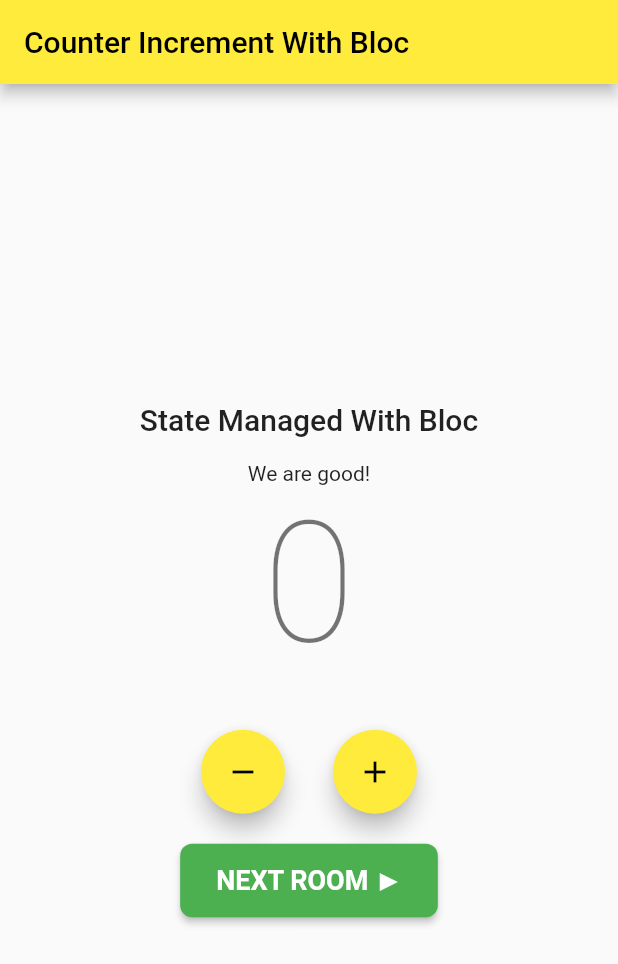
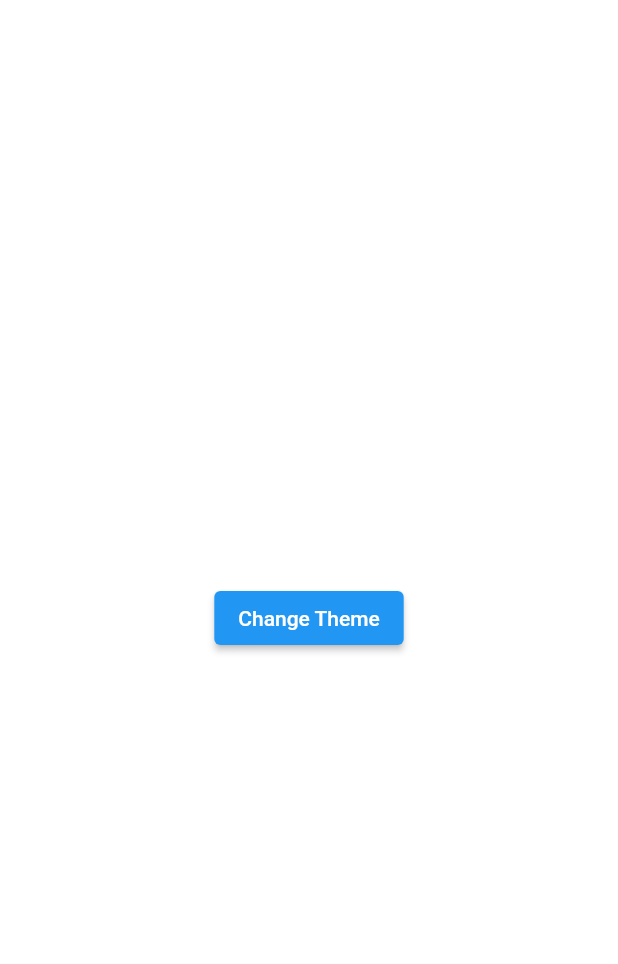
Before and after one commit to Bostigger/babing_blocubit, a Flutter app: the screen it shows after launch, on a phone screen of 412 x 824 dp. Shown: the top 964 px of the screen. Run offline on Flutter 3.47's test engine with Material 2 defaults, Android fonts, the phone set to English and light mode, and no system bars; our stand-ins replace bloc, equatable, flutter_bloc, hydrated_bloc.

Commit message:
event-payload

```diff
--- /dev/null
+++ b/lib/logic/bloc/theme/theme.event.dart
@@ -0,0 +1,15 @@
+
+import 'package:equatable/equatable.dart';
+
+abstract class ThemeEvent extends Equatable{
+  const ThemeEvent();
+
+}
+
+class ChangeThemeEvent extends ThemeEvent{
+  final int nextVal;
+  ChangeThemeEvent({required this.nextVal});
+  @override
+  // TODO: implement props
+  List<Object?> get props => [nextVal];
+}
--- /dev/null
+++ b/lib/logic/bloc/theme/theme.state.dart
@@ -0,0 +1,55 @@
+import 'package:equatable/equatable.dart';
+
+enum ThemeStates {
+  light,
+  dark
+}
+
+class ThemeBlocState extends Equatable {
+  final ThemeStates appThemeState;
+
+  const ThemeBlocState({this.appThemeState = ThemeStates.light});
+
+  @override
+  List<Object?> get props => [appThemeState];
+
+  ThemeBlocState copyWith({
+    ThemeStates? appThemeState,
+  }) {
+    return ThemeBlocState(
+      appThemeState: appThemeState ?? this.appThemeState,
+    );
+  }
+
+  @override
+  String toString() => 'ThemeBlocState(appThemeState: $appThemeState)';
+
+  Map<String, dynamic> toJson() => {
+    'appThemeState': appThemeState.toString(),
+  };
+
+  factory ThemeBlocState.fromJson(Map<String, dynamic> json) {
+    return ThemeBlocState(
+      appThemeState: json['appThemeState'] == 'ThemeStates.light'
+          ? ThemeStates.light
+          : ThemeStates.dark,
+    );
+  }
+
+  Map<String, dynamic> toMap() {
+    return {
+      'appThemeState': appThemeState.toString(),
+    };
+  }
+  factory ThemeBlocState.initial(){
+    return ThemeBlocState();
+  }
+
+  factory ThemeBlocState.fromMap(Map<String, dynamic> map) {
+    return ThemeBlocState(
+      appThemeState: map['appThemeState'] == 'ThemeStates.light'
+          ? ThemeStates.light
+          : ThemeStates.dark,
+    );
+  }
+}
--- a/lib/main.dart
+++ b/lib/main.dart
@@ -1,7 +1,10 @@
+import 'package:babing_cubit/logic/bloc/theme/theme.bloc.dart';
+import 'package:babing_cubit/logic/bloc/theme/theme.state.dart';
 import 'package:babing_cubit/logic/cubit/bloc_cubit.dart';
 import 'package:babing_cubit/presentation/routes/app_router.dart';
 import 'package:babing_cubit/presentation/screens/counter_screen.dart';
 import 'package:babing_cubit/presentation/screens/next_screen.dart';
+import 'package:babing_cubit/presentation/screens/payload_screen.dart';
 import 'package:babing_cubit/presentation/screens/third_screen.dart';
 import 'package:flutter/foundation.dart';
 import 'package:flutter/material.dart';
@@ -28,6 +31,17 @@ class MyApp extends StatefulWidget {
 
 class _MyAppState extends State<MyApp> {
   final AppRouter appRouter = AppRouter();
+  ThemeData darkTheme = ThemeData.from(
+    colorScheme: ColorScheme.dark(),
+    textTheme: TextTheme(
+      bodyText1: TextStyle(
+        color: Colors.white,
+      ),
+      bodyText2: TextStyle(
+        color: Colors.white,
+      ),
+    ),
+  );
 
   @override
   void dispose() {
@@ -38,13 +52,17 @@ class _MyAppState extends State<MyApp> {
   // This widget is the root of your application.
   @override
   Widget build(BuildContext context) {
-    return MaterialApp(
-      title: 'BloCubit',
-      debugShowCheckedModeBanner: false,
-      theme: ThemeData(
-        primarySwatch: Colors.yellow,
+    return BlocProvider<ThemeBloc>(
+      create: (context)=>ThemeBloc(),
+      child: BlocBuilder<ThemeBloc,ThemeBlocState>(
+        builder:(context,state){ return MaterialApp(
+          title: 'BloCubit',
+          debugShowCheckedModeBanner: false,
+          theme:state.appThemeState==ThemeStates.dark?darkTheme:ThemeData.light(),
+         //onGenerateRoute: appRouter.onGenerateRoute,
+          home: PayLoadScreen(),
+         );},
       ),
-     onGenerateRoute: appRouter.onGenerateRoute,
     );
   }
 }
--- /dev/null
+++ b/lib/presentation/screens/payload_screen.dart
@@ -0,0 +1,24 @@
+import 'dart:math';
+
+import 'package:babing_cubit/logic/bloc/theme/theme.bloc.dart';
+import 'package:babing_cubit/logic/bloc/theme/theme.event.dart';
+import 'package:flutter/cupertino.dart';
+import 'package:flutter/material.dart';
+import 'package:flutter_bloc/flutter_bloc.dart';
+
+class PayLoadScreen extends StatelessWidget {
+  const PayLoadScreen({Key? key}) : super(key: key);
+
+  @override
+  Widget build(BuildContext context) {
+    return Center(
+      child: ElevatedButton(
+        onPressed: () {
+          final nextValue = Random().nextInt(100);
+         BlocProvider.of<ThemeBloc>(context).add(ChangeThemeEvent(nextVal: nextValue));
+        },
+        child: Text('Change Theme'),
+      ),
+    );
+  }
+}
```
Also changed, not shown: lib/logic/bloc/theme/theme.bloc.dart (added, +19 -0 lines).
